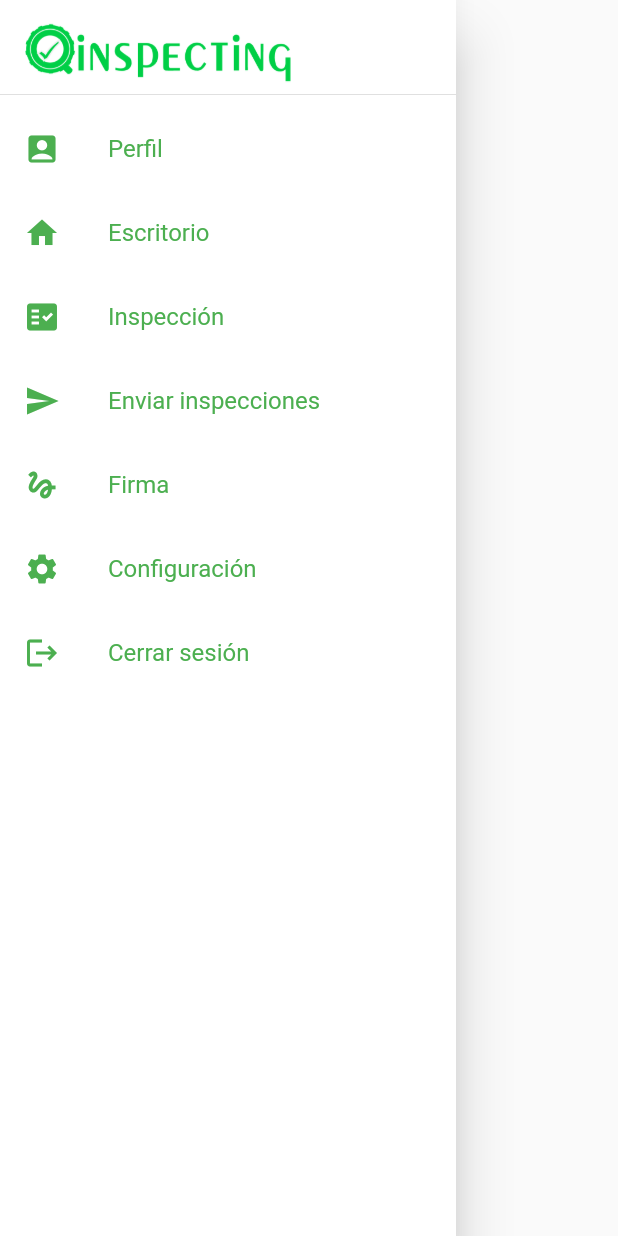
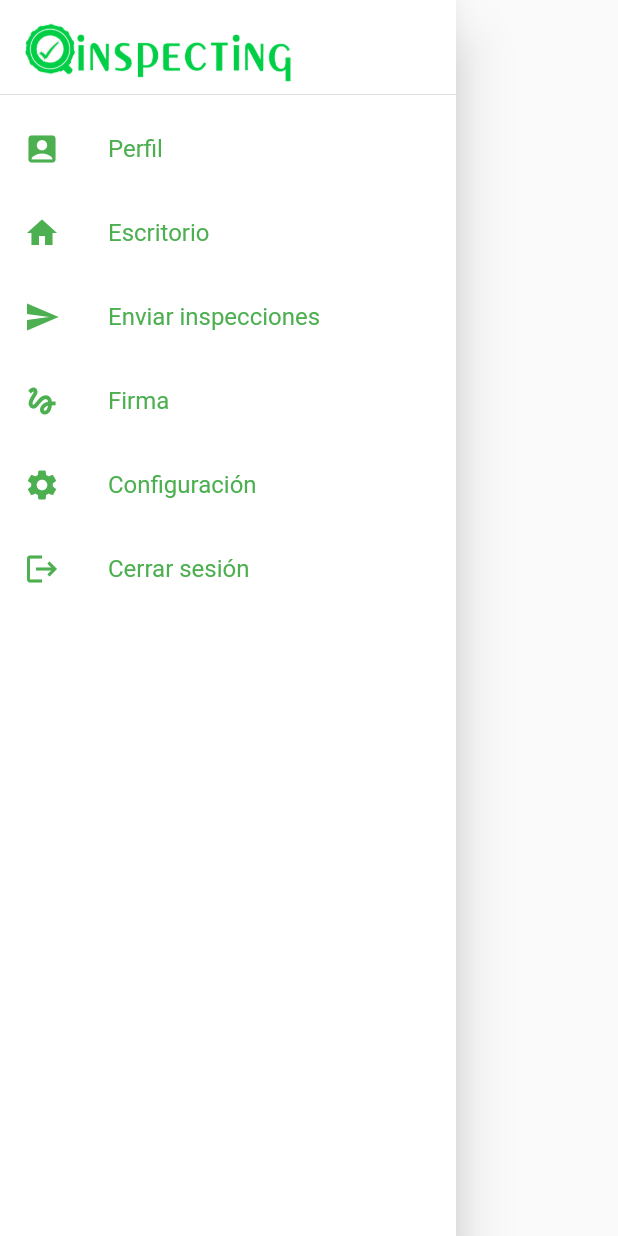
Before and after one commit to eadelson9602/app_qinspecting, a Flutter app: the CustomDrawer widget shown alone on an empty page, opened directly, on a phone screen of 412 x 824 dp. Run offline on Flutter 3.47's test engine with Material 2 defaults, Android fonts, the phone set to English and light mode, and no system bars; drawn by our look-alikes of overlay_support; our stand-ins replace animated_text_kit, connectivity_plus, date_time_picker, dio, flutter_secure_storage, image_picker and 4 more; missing offline and left inert: date_range_form_field; accounts and stored records are empty.

Commit message:
Se comentarea del menu el item inspecicon

```diff
--- a/lib/widgets/custom_drawer.dart
+++ b/lib/widgets/custom_drawer.dart
@@ -47,13 +47,13 @@ class CustomDrawer extends StatelessWidget {
                   style: TextStyle(color: Colors.green),
                 ),
                 onTap: () => Navigator.pushReplacementNamed(context, 'home')),
-            ListTile(
-                leading: const Icon(Icons.fact_check, color: Colors.green),
-                title: const Text(
-                  'Inspección',
-                  style: TextStyle(color: Colors.green),
-                ),
-                onTap: () => Navigator.popAndPushNamed(context, 'inspeccion')),
+            // ListTile(
+            //     leading: const Icon(Icons.fact_check, color: Colors.green),
+            //     title: const Text(
+            //       'Inspección',
+            //       style: TextStyle(color: Colors.green),
+            //     ),
+            //     onTap: () => Navigator.popAndPushNamed(context, 'inspeccion')),
             ListTile(
               leading: Icon(Icons.send, color: Colors.green),
               title: Text('Enviar inspecciones',
```
